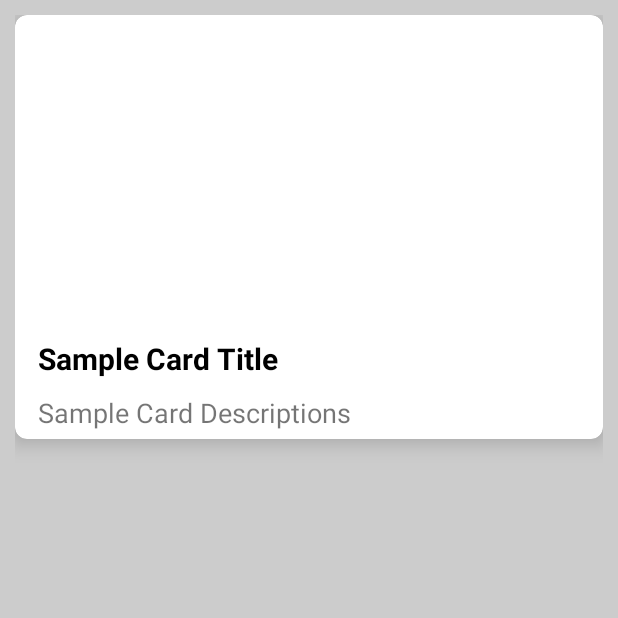
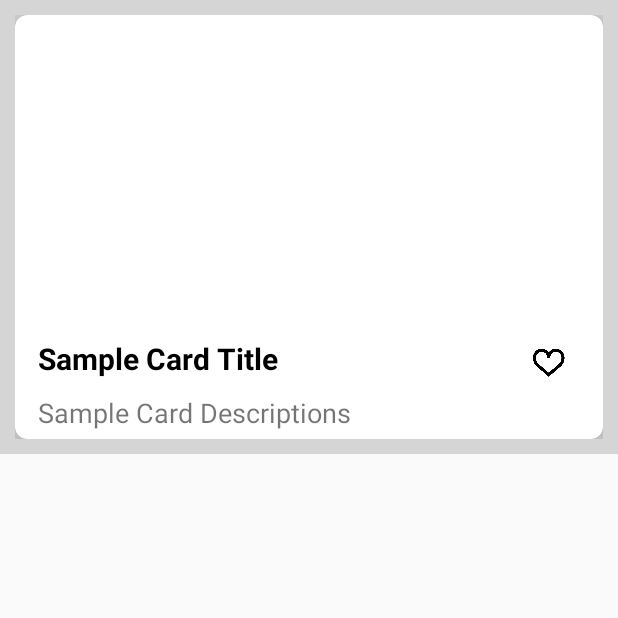
Before and after one commit to hayderab/Android-Application-, an Android app: the food_recycleview screen opened directly, with no data from a screen before it, on a phone screen of 412 x 824 dp, the top half of it. Run offline under Robolectric (Android 15) with nearby library versions, the phone set to English and light mode, and no system bars; network calls fail.

Commit message:
add favourite button

```diff
--- a/app/src/main/res/layout/activity_food_recycleview.xml
+++ b/app/src/main/res/layout/activity_food_recycleview.xml
@@ -4,9 +4,9 @@
     xmlns:app="http://schemas.android.com/apk/res-auto"
     xmlns:tools="http://schemas.android.com/tools"
     android:layout_width="match_parent"
-    android:layout_height="match_parent"
+    android:layout_height="wrap_content"
     tools:context=".RecycleView.food_recycleview"
-    android:background="#ccc"
+    android:background="#cccc"
     android:padding="10dp">
 
     <androidx.cardview.widget.CardView
@@ -14,22 +14,24 @@
         android:layout_height="wrap_content"
         app:cardCornerRadius="8dp"
         app:cardElevation="8dp"
+        android:elevation="5dp"
         app:layout_constraintEnd_toEndOf="parent"
         app:layout_constraintStart_toStartOf="parent"
         app:layout_constraintTop_toTopOf="parent">
 
         <androidx.constraintlayout.widget.ConstraintLayout
             android:layout_width="match_parent"
-            android:layout_height="wrap_content"
-            android:padding="5dp">
+            android:layout_height="match_parent"
+            android:padding="5dp"
+            android:id="@+id/parent_layout">
 
             <ImageView
                 android:id="@+id/imageView"
-                android:layout_width="match_parent"
+                android:layout_width="0dp"
                 android:layout_height="200dp"
-                android:layout_marginBottom="10dp"
+                android:layout_marginBottom="8dp"
+                app:layout_constraintBottom_toTopOf="@+id/textTitle"
                 android:scaleType="centerCrop"
-                app:layout_constraintBottom_toTopOf="@+id/textTitle"
                 app:layout_constraintEnd_toEndOf="parent"
                 app:layout_constraintStart_toStartOf="parent"
                 app:layout_constraintTop_toTopOf="parent"
@@ -37,7 +39,7 @@
 
             <TextView
                 android:id="@+id/textTitle"
-                android:layout_width="228dp"
+                android:layout_width="0dp"
                 android:layout_height="wrap_content"
                 android:layout_marginStart="10dp"
                 android:layout_marginTop="10dp"
@@ -51,7 +53,7 @@
 
             <TextView
                 android:id="@+id/textDesc"
-                android:layout_width="228dp"
+                android:layout_width="0dp"
                 android:layout_height="wrap_content"
                 android:layout_marginStart="10dp"
                 android:layout_marginTop="10dp"
@@ -59,7 +61,27 @@
                 android:text="Sample Card Descriptions"
                 android:textSize="18sp"
                 app:layout_constraintStart_toStartOf="parent"
-                app:layout_constraintTop_toBottomOf="@+id/textTitle" />
+                app:layout_constraintTop_toBottomOf="@+id/textTitle"
+                app:layout_constraintHorizontal_bias="0.007"/>
+
+            <ImageButton
+                android:id="@+id/favouritebtn"
+                android:layout_width="30dp"
+                android:layout_height="30dp"
+                android:layout_below="@id/textDesc"
+                android:layout_alignParentEnd="true"
+                android:layout_alignParentRight="true"
+                android:background="?attr/selectableItemBackgroundBorderless"
+                android:contentDescription="FavButtonDesc"
+                android:scaleType="centerCrop"
+                android:src="@drawable/fav"
+                app:layout_constraintBottom_toBottomOf="parent"
+                app:layout_constraintEnd_toEndOf="parent"
+                app:layout_constraintHorizontal_bias="0.913"
+                app:layout_constraintStart_toEndOf="@+id/textTitle"
+                app:layout_constraintTop_toBottomOf="@+id/imageView"
+                app:layout_constraintVertical_bias="0.217" />
+
 
         </androidx.constraintlayout.widget.ConstraintLayout>
     </androidx.cardview.widget.CardView>
```
